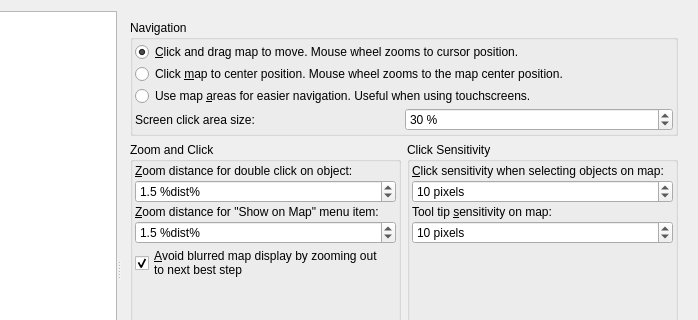
Old version of the form src/options/options.ui in the repository albar965/littlenavmap; both pictures show x 87 to 785 and y 0 to 320 of the 785 by 565 pixel window.
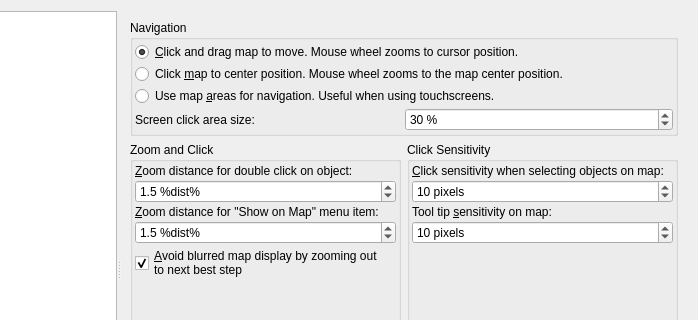
New version of the form. The open tabs and pages were chosen to show the change.

Commit message: Small text changes in options dialog. Changed default to close button in log statistics.

```diff
--- a/src/options/options.ui
+++ b/src/options/options.ui
@@ -1077,7 +1077,7 @@
 Enable &quot;Navigation Aids&quot;, &quot;Screen Areas&quot; on options page &quot;Map Display 2&quot; to display hints on the map.</string>
              </property>
              <property name="text">
-              <string>Use map &amp;areas for easier navigation. Useful when using touchscreens.</string>
+              <string>Use map &amp;areas for navigation. Useful when using touchscreens.</string>
              </property>
             </widget>
            </item>
```
The commit also changes 3 other files.
